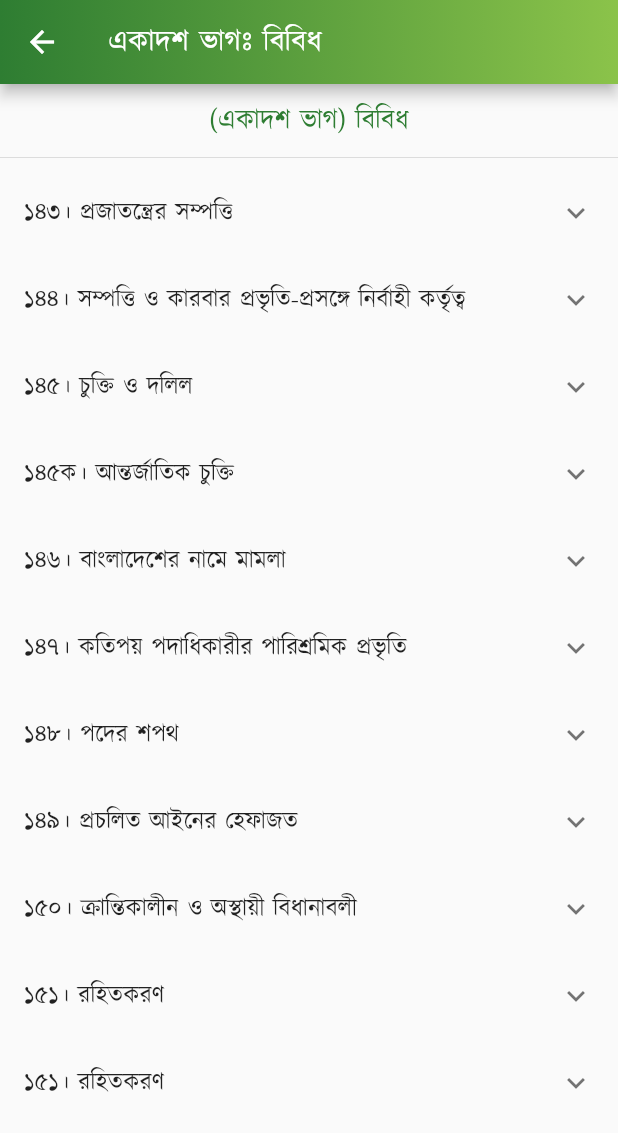
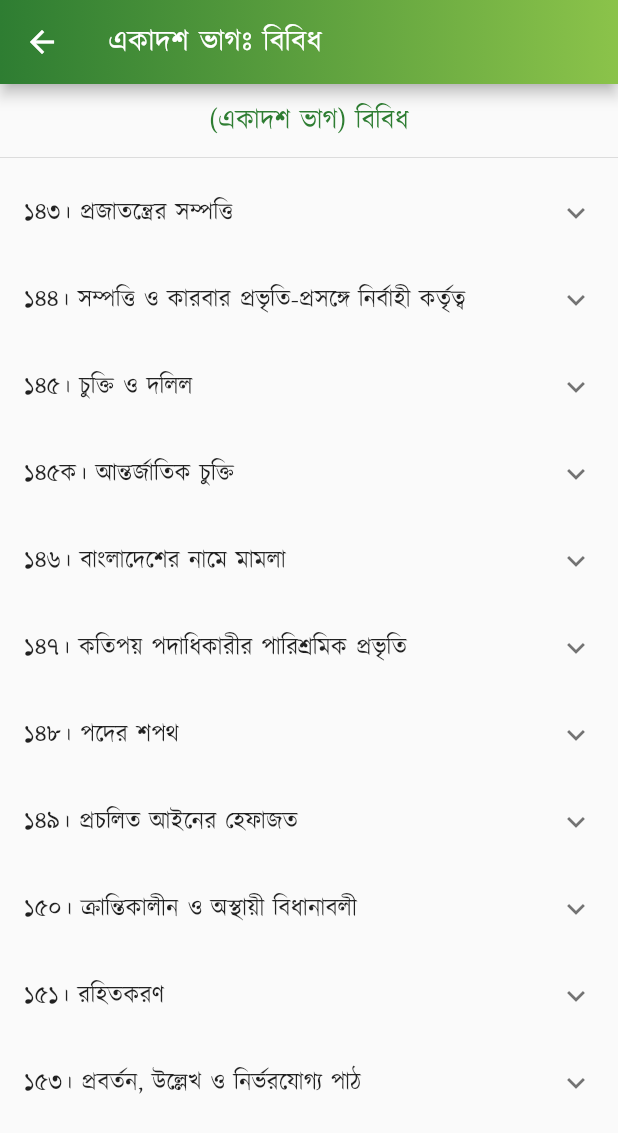
Before and after one commit to Azimul-Haque/flutter-onesignal, a Flutter app: the PartEleven screen opened directly, on a phone screen of 412 x 824 dp. Shown: the top 1133 px of the screen. Run offline on Flutter 3.47's test engine with Material 2 defaults, Android fonts, the phone set to English and light mode, and no system bars; our stand-ins replace fluttertoast, package_info_plus, percent_indicator, shared_preferences, sqflite; missing offline and left inert: blinking_text, flutter_share, onesignal_flutter, slide_popup_dialog; accounts and stored records are empty; network calls fail.

Commit message:
Commit Sat 04/30/2022  1:48:36.20 19139

```diff
--- a/lib/pages/constitution/part11.dart
+++ b/lib/pages/constitution/part11.dart
@@ -180,11 +180,16 @@ class PartEleven extends StatelessWidget {
             ],
           ),
           ExpansionTile(
-            title: Text('১৫১। রহিতকরণ'),
+            title: Text('১৫৩। প্রবর্তন, উল্লেখ ও নির্ভরযোগ্য পাঠ'),
             children: <Widget>[
               ListTile(
                   title: SelectableText(
-                '১৫১। রাষ্ট্রপতির নিম্নলিখিত আদেশসমূহ এতদ্বারা রহিত করা হইল: \n(ক) আইনের ধারাবাহিকতা বলবৎকরণ আদেশ (১৯৭১ সালের ১০ই এপ্রিল তারিখে প্রণীত); \n(খ) ১৯৭২ সালের বাংলাদেশ অস্থায়ী সংবিধান আদেশ; \n(গ) ১৯৭২ সালের বাংলাদেশ হাইকোর্ট আদেশ (১৯৭২ সালের পি.ও. নং ৫); \n(ঘ) ১৯৭২ সালের বাংলদেশ মহা হিসাব-নিরীক্ষক ও নিয়ন্ত্রক আদেশ (১৯৭২ সালের পি.ও. নং ১৫); \n(ঙ) ১৯৭২ সালের বাংলাদেশ গণপরিষদ আদেশ (১৯৭২ সালের পি.ও. নং ২২); \n(চ) ১৯৭২ সালের বাংলাদেশ নির্বাচন কমিশন আদেশ (১৯৭২ সালের পি.ও. নং ২৫); \n(ছ) ১৯৭২ সালের বাংলাদেশ সরকারী কর্ম কমিশনসমূহ আদেশ (১৯৭২ সালের পি.ও. নং ৩৪); \n(জ) ১৯৭২ সালের বাংলাদেশ (সরকারী কর্ম সম্পাদন) আদেশ (১৯৭২ সালের পি.ও. নং ৫৮)।',
+                '১৫৩। (১) এই সংবিধানকে "গণপ্রজাতন্ত্রী বাংলাদেশের সংবিধান" বলিয়া উল্লেখ করা হইবে এবং ১৯৭২ সালের ডিসেম্বর মাসের ১৬ তারিখে ইহা বলবৎ হইবে, যাহাকে এই সংবিধানে "সংবিধান-প্রবর্তন" বলিয়া অভিহিত করা হইয়াছে।',
+                textAlign: TextAlign.justify,
+              )),
+              ListTile(
+                  title: SelectableText(
+                '১৫৩। (১) এই সংবিধানকে "গণপ্রজাতন্ত্রী বাংলাদেশের সংবিধান" বলিয়া উল্লেখ করা হইবে এবং ১৯৭২ সালের ডিসেম্বর মাসের ১৬ তারিখে ইহা বলবৎ হইবে, যাহাকে এই সংবিধানে "সংবিধান-প্রবর্তন" বলিয়া অভিহিত করা হইয়াছে।',
                 textAlign: TextAlign.justify,
               )),
             ],
@@ -193,7 +198,7 @@ class PartEleven extends StatelessWidget {
             padding: EdgeInsets.all(15),
             child: Column(children: <Widget>[
               Text(
-                " \n\n \n\n১৫২। ব্যাখ্যা \n\n১৫৩। প্রবর্তন, উল্লেখ ও নির্ভরযোগ্য পাঠ",
+                " \n\n \n\n১৫২। ব্যাখ্যা \n\n",
                 style:
                     TextStyle(color: Colors.black87, fontSize: 15, height: 1.5),
                 textAlign: TextAlign.justify,
```
